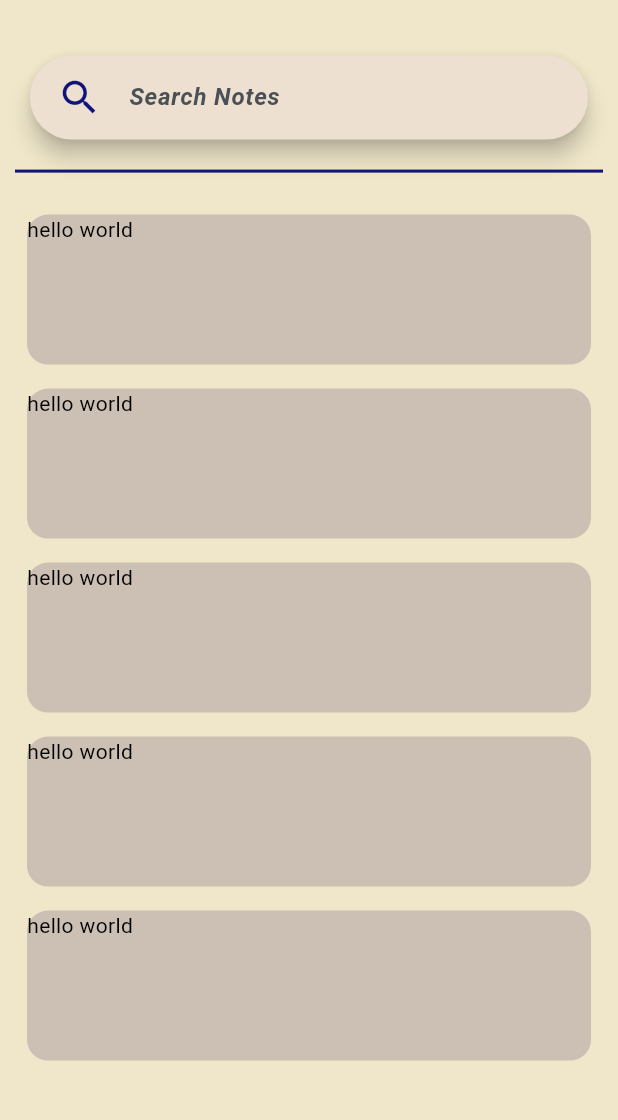
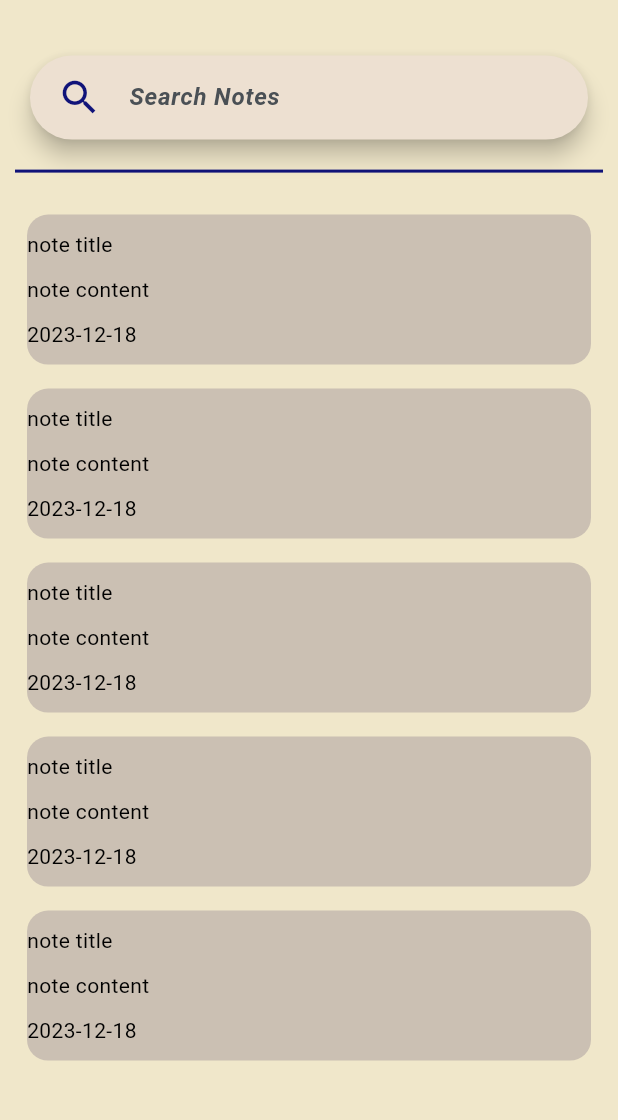
Before and after one commit to kaleabSolomon/jotdown, a Flutter app: the screen it shows after launch, on a phone screen of 412 x 824 dp, the part 83-1203 px from its top. Run offline on Flutter 3.47's test engine with Material 3 defaults, Android fonts, the phone set to English and light mode, and no system bars; our stand-ins replace hive, hive_flutter; accounts and stored records are empty.

Commit message:
basic layout for note_tile

```diff
--- a/lib/widgets/note_tile.dart
+++ b/lib/widgets/note_tile.dart
@@ -8,6 +8,8 @@ class NoteTile extends StatefulWidget {
 }
 
 class _NoteTileState extends State<NoteTile> {
+  DateTime currentDate = DateTime.now();
+
   @override
   Widget build(BuildContext context) {
     return Container(
@@ -18,7 +20,14 @@ class _NoteTileState extends State<NoteTile> {
           color: Theme.of(context).colorScheme.surface,
           borderRadius: BorderRadius.circular(14),
         ),
-      child: Text("hello world"),
-    );
+        child: Column(
+          mainAxisAlignment: MainAxisAlignment.spaceEvenly,
+          crossAxisAlignment: CrossAxisAlignment.start,
+          children: [
+            Text("note title"),
+            Text("note content"),
+            Text('${currentDate.year}-${currentDate.month}-${currentDate.day}')
+          ],
+        ));
   }
 }
```
Lines whose indentation alone changed are shown as unchanged.
